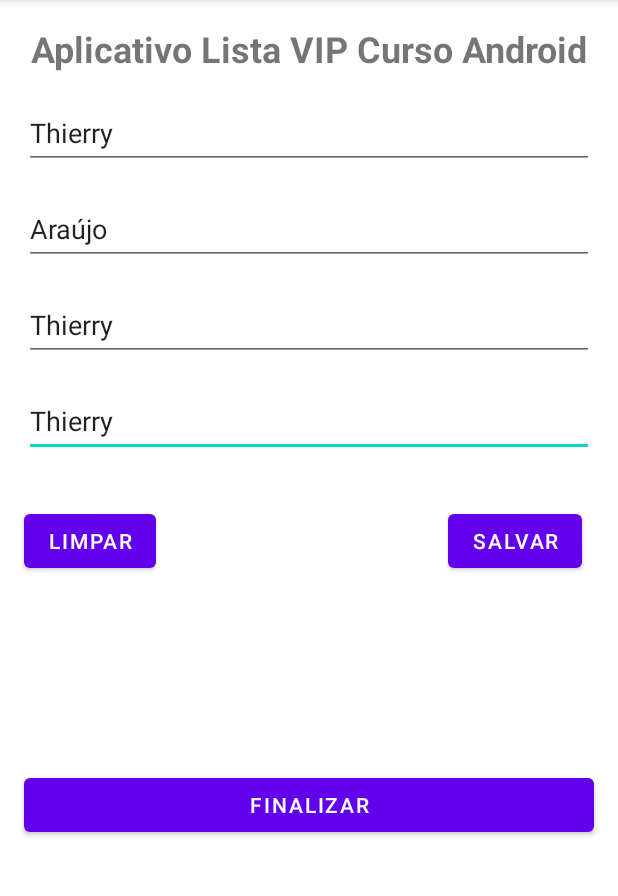
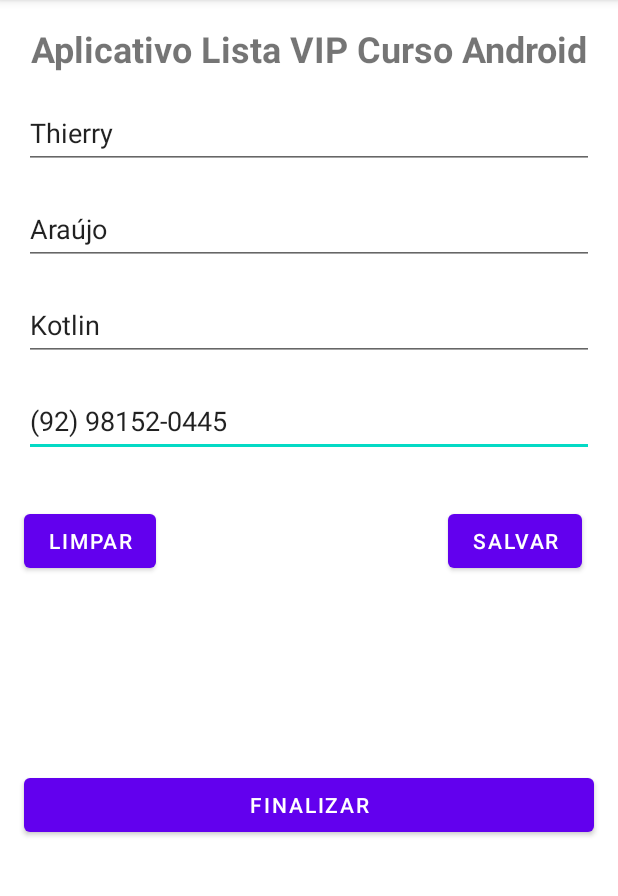
Before and after one commit to tiler9/Projetos-Treinamento-Android-2023, an Android app: the screen it shows after launch (MainActivity), on a phone screen of 412 x 824 dp, the part 84-980 px from its top. Run offline under Robolectric (Android 15) with nearby library versions, the phone set to English and light mode, and no system bars.

Commit message:
Versão 1 de Clean Code

```diff
--- a/AppListaCurso/app/src/main/java/devandroid/thierry/applistacurso/model/Pessoa.java
+++ b/AppListaCurso/app/src/main/java/devandroid/thierry/applistacurso/model/Pessoa.java
@@ -7,7 +7,7 @@ public class Pessoa {
     private String nomeDoCurso;
     private String telefoneContato;
 
-    public Pessoa(){
+    public Pessoa() {
 
     }
 
--- a/AppListaCurso/app/src/main/java/devandroid/thierry/applistacurso/view/MainActivity.java
+++ b/AppListaCurso/app/src/main/java/devandroid/thierry/applistacurso/view/MainActivity.java
@@ -35,11 +35,6 @@ public class MainActivity extends AppCompatActivity {
         pessoa.setSobrenome("Araújo");
         pessoa.setNomeDoCurso("Kotlin");
         pessoa.setTelefoneContato("(92) 98152-0445");
-
-        pessoa.setPrimeiroNome("Thierry");
-        pessoa.setSobrenome("Araújo");
-        pessoa.setNomeDoCurso("Thierry");
-        pessoa.setTelefoneContato("Thierry");
 
         editTextTelefone = findViewById(R.id.editTextTelefone);
         editTextNomeCurso = findViewById(R.id.editTextNomeCurso);
```
